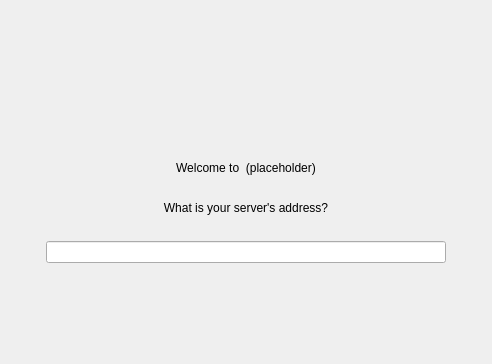
restot/opencloud-desktop, file src/gui/newwizard/pages/serverurlsetupwizardpage.ui: the form before one commit.
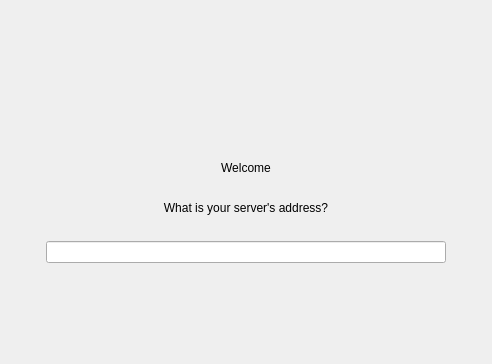
The form after the commit. Custom widgets are drawn as their Qt base class.

Commit message: Update default Welcome page

Patch:
```diff
--- a/src/gui/newwizard/pages/serverurlsetupwizardpage.ui
+++ b/src/gui/newwizard/pages/serverurlsetupwizardpage.ui
@@ -56,7 +56,7 @@
    <item>
     <widget class="QLabel" name="welcomeTextLabel">
      <property name="text">
-      <string notr="true">Welcome to &lt;app&gt; (placeholder)</string>
+      <string>Welcome</string>
      </property>
      <property name="alignment">
       <set>Qt::AlignCenter</set>
```
Left out of the diff: 36 changed lines with no effect on the pictures. The commit also changes 1 other file.
